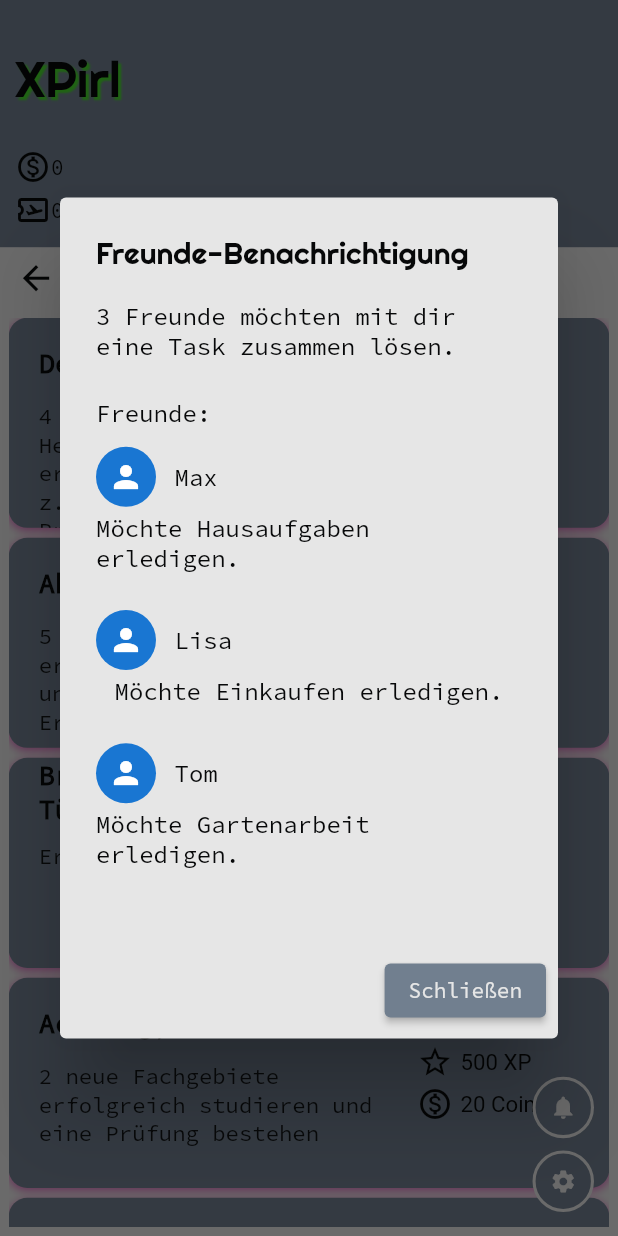
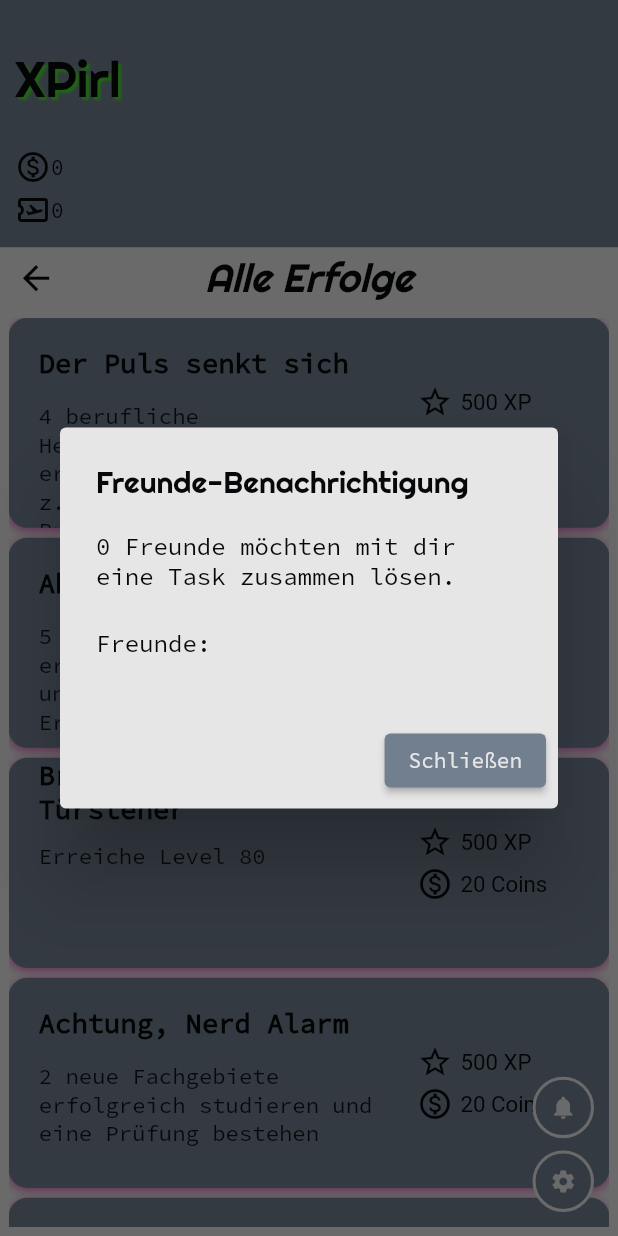
Before and after one commit to kathxrina01/xpirl, a Flutter app: the AchievementScreen screen opened directly, after a tap on the "notifications" icon, on a phone screen of 412 x 824 dp. Run offline on Flutter 3.47's test engine with Material 2 defaults, Android fonts, the phone set to English and light mode, and no system bars; drawn by our look-alikes of getwidget; our stand-ins replace animated_text_kit, get, page_transition, pie_chart, shared_preferences; missing offline and left inert: flutter_animated_button; accounts and stored records are empty; Roboto replaces fonts that are missing (RobotoMono).

Commit message:
ka mehr tbh

```diff
--- a/lib/screens/Set_and_Not_Button.dart
+++ b/lib/screens/Set_and_Not_Button.dart
@@ -1,26 +1,37 @@
 import 'package:flutter/material.dart';
 import 'package:getwidget/getwidget.dart';
+import 'package:xpirl/model/user_has_tasks.dart';
 import 'package:xpirl/xp_service.dart';
+
+import '../model/user.dart';
 
 class SetandNotButton extends StatefulWidget {
   final VoidCallback? onPressedButton1;
   final VoidCallback? onPressedButton2;
+  final User? currentUser;
+
 
   const SetandNotButton({
     Key? key,
     this.onPressedButton1,
     this.onPressedButton2,
+    this.currentUser,
   }) : super(key: key);
+
+
 
   @override
   _SetandNotButtonState createState() => _SetandNotButtonState();
 }
 
 
+
 class _SetandNotButtonState extends State<SetandNotButton> {
   XPService service = XPService();
+  int whichU = 0;
+  List<String> text = [];
+
   void _showFriend() {
-    List<Map<String, dynamic>> friends = [    {'name': 'Max', 'avatar': Icons.person, 'task': 'Hausaufgaben'},    {'name': 'Lisa', 'avatar': Icons.person, 'task': 'Einkaufen'},    {'name': 'Tom', 'avatar': Icons.person, 'task': 'Gartenarbeit'},  ]; // Hier werden Freunde mit ihren Avataren und Aufgaben definiert
 
     showDialog(
       context: context,
@@ -33,7 +44,7 @@ class _SetandNotButtonState extends State<SetandNotButton> {
             mainAxisSize: MainAxisSize.min,
             crossAxisAlignment: CrossAxisAlignment.start,
             children: [
-              Text('${friends.length} ${friends.length == 1 ? "Freund" : "Freunde"} möchten mit dir eine Task zusammen lösen.',
+              Text('${text.length} ${text.length == 1 ? "Freund" : "Freunde"} möchten mit dir eine Task zusammen lösen.',
                 style: TextStyle(fontFamily: "SourceCodePro",color: service.colorList[0],),
               ),
               SizedBox(height: MediaQuery.of(context).size.height * 0.03),
@@ -41,22 +52,19 @@ class _SetandNotButtonState extends State<SetandNotButton> {
                 style: TextStyle(fontFamily: "SourceCodePro",color: service.colorList[0],),
               ),
               SizedBox(height: MediaQuery.of(context).size.height * 0.015),
-              ...friends.map((friend) {
+              ...text.map((text) {
                 return Column(
                   children: [
                     Row(
                       children: [
-                        //TODO anstatt icon avatar bilder hinzufügen
-                        CircleAvatar(
-                          child: Icon(friend['avatar'], color: Colors.white),
-                        ),
+
                         SizedBox(width: MediaQuery.of(context).size.height * 0.015),
-                        Text(friend['name'],
+                        Text(text,
                         style: TextStyle(fontFamily: "SourceCodePro",color: service.colorList[0],),),
                       ],
                     ),
                     SizedBox(height: MediaQuery.of(context).size.height * 0.005),
-                    Text('Möchte ${friend['task']} erledigen.',
+                    Text('Möchte mit dir zusammen eine Task erledigen.',
                     style: TextStyle(fontFamily: "SourceCodePro",color: service.colorList[0],),),
                     SizedBox(height: MediaQuery.of(context).size.height * 0.03),
                   ],
@@ -232,6 +240,31 @@ class _SetandNotButtonState extends State<SetandNotButton> {
 
   @override
   Widget build(BuildContext context) {
+    if(widget.currentUser?.usernameShort =="Cari") {
+      whichU = 1;
+    }
+    if(widget.currentUser?.usernameShort =="Veronika") {
+      whichU = 2;
+    }
+    if(widget.currentUser?.usernameShort =="Blake") {
+      whichU = 3;
+    }
+    if(widget.currentUser?.usernameShort =="Malte") {
+      whichU = 4;
+    }
+
+    if (whichU == 1) {
+      text = ['Blake', 'Malte', 'Veronika'];
+    }
+    if (whichU == 2) {
+      text = ['Blake', 'Malte', 'Cari'];
+    }
+    if (whichU == 3) {
+      text = ['Veronika', 'Malte', 'Cari'];
+    }
+    if (whichU == 4) {
+      text = ['Blake', 'Veronika', 'Cari'];
+    }
     return Column(
       mainAxisAlignment: MainAxisAlignment.end,
       children: [
--- a/lib/screens/achievement_screen.dart
+++ b/lib/screens/achievement_screen.dart
@@ -1,15 +1,16 @@
 import 'dart:math';
 import 'package:xpirl/xp_service.dart';
 import 'package:flutter/material.dart';
-import 'package:xpirl/screens/Back_Bar.dart';
-
-import 'Set_and_Not_Button.dart';
+import '../model/user.dart';
+import 'Back_Bar.dart';
 import 'User_Bar.dart';
+import 'package:xpirl/screens/Set_and_Not_Button.dart';
 
 class AchievementScreen extends StatelessWidget {
   AchievementScreen({Key? key}) : super(key: key);
 
   XPService service = XPService();
+  User? currentUser;
 
   List<String> achievements = ["Der Puls senkt sich", "Ahoy Abenteuer", "Breiter als der Türsteher","Achtung, Nerd Alarm", "Der Held von nebenan"];
   List<String> descrip = ["4 berufliche Herausforderungen erfolgreich meistern, wie z.B. eine schwierige Präsentation halten", "5 besondere Events erfolgreich besucht haben und eine unvergessliche Erfahrung machen", "Erreiche Level 80", "2 neue Fachgebiete erfolgreich studieren und eine Prüfung bestehen", " 4 ehrenamtliche Tätigkeiten erfolgreich ausgeübt und dabei eine positive Wirkung erzielt haben"];
@@ -141,7 +142,7 @@ class AchievementScreen extends StatelessWidget {
               ))
         ],
       ),
-      floatingActionButton: SetandNotButton(),
+      floatingActionButton: SetandNotButton(currentUser: currentUser),
     );
   }
 }
--- a/lib/screens/friends_screen.dart
+++ b/lib/screens/friends_screen.dart
@@ -198,7 +198,7 @@ class FriendsScreen extends StatelessWidget {
               ))
         ],
       ),
-      floatingActionButton: SetandNotButton(),
+      floatingActionButton: SetandNotButton(currentUser: currentUser),
     );
   }
 }
--- a/lib/screens/profile_screen.dart
+++ b/lib/screens/profile_screen.dart
@@ -446,7 +446,7 @@ class _ProfileScreenState extends State<ProfileScreen> {
           ),
         ],
       ),
-      floatingActionButton: SetandNotButton(),
+      floatingActionButton: SetandNotButton(currentUser: currentUser),
     );
   }
 }
```
